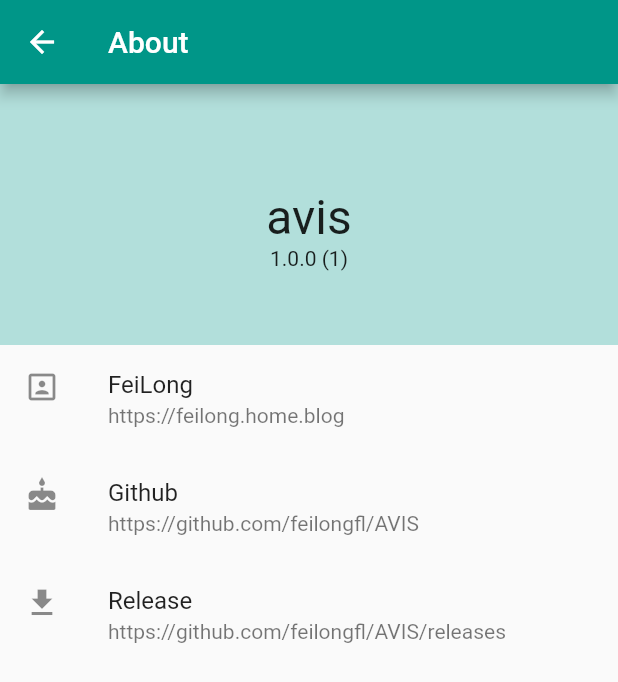
After one commit to feilongfl/AVIS, a Flutter app: the AboutPage screen opened by its route, after a tap on "Github", on a phone screen of 412 x 824 dp. The commit adds this screen. Shown: the top 682 px of the screen. Run offline on Flutter 3.47's test engine with Material 2 defaults, Android fonts, the phone set to English and light mode, and no system bars; our stand-ins replace flutter_cache_manager, mvc_pattern, package_info; missing offline and left inert: flutter_advanced_networkimage, simple_gravatar; statements that could not run were skipped.

Commit message:
aboutpage

```diff
--- a/lib/MyApp.dart
+++ b/lib/MyApp.dart
@@ -4,6 +4,7 @@ import 'package:mvc_pattern/mvc_pattern.dart';
 
 import 'common/AppShareData.dart';
 import 'media/Media.dart';
+import 'ui/view/AboutPage.dart';
 import 'ui/view/MediaInfoPage.dart';
 import 'ui/view/MediaViewPage.dart';
 import 'ui/view/SearchPage.dart';
@@ -38,6 +39,7 @@ class MyAppController extends ControllerMVC {
   final Map<String, WidgetBuilder> _routes = {
     AppRoutes.Home: (BuildContext context) => HomePage(),
     AppRoutes.Search: (BuildContext context) => SearchPage(),
+    AppRoutes.About: (BuildContext context) => AboutPage(),
   };
 
   Route<dynamic> _unknowRoute(RouteSettings settings) {
--- a/lib/common/AppShareData.dart
+++ b/lib/common/AppShareData.dart
@@ -1,3 +1,5 @@
+import 'package:url_launcher/url_launcher.dart';
+
 import '../media/Media.dart';
 import '../parse/Parse.dart';
 import 'AppEnums.dart';
@@ -5,6 +7,12 @@ import 'AppEnums.dart';
 class AppShareData {
   static const String AppName = "AVIS";
   static const String defaultKeywords = "UnknowKeywords";
+
+  static const String FEILONG = "FeiLong";
+  static const String FEILONGBLOG = "https://feilong.home.blog";
+  static const String GITHUB = "https://github.com/feilongfl/AVIS";
+  static const String GITHUBRELEASE = "$GITHUB/releases";
+
 
   static const String finishTip_isFin = "Finish";
   static const String finishTip_notFin = "not Finish";
@@ -37,6 +45,14 @@ class AppRoutes {
   static const String MediaViewArg_Media = "media";
   static const String MediaViewArg_EposideId = "eposide";
   static const String MediaViewArg_ChapterId = "chapter";
+
+  static LaunchURL(String url) async {
+    if (await canLaunch(url)) {
+      await launch(url);
+    } else {
+      throw 'Could not launch $url';
+    }
+  }
 }
 
 class HttpUserAgent {
--- /dev/null
+++ b/lib/ui/view/AboutPage.dart
@@ -0,0 +1,65 @@
+import 'package:flutter/material.dart';
+import 'package:package_info/package_info.dart';
+
+import '../../common/AppShareData.dart';
+
+class AboutPage extends StatelessWidget {
+  @override
+  Widget build(BuildContext context) {
+    // TODO: implement build
+    return Scaffold(
+      appBar: AppBar(
+        title: Text("About"),
+      ),
+      body: FutureBuilder(
+        future: PackageInfo.fromPlatform(),
+        builder: (context, snapshot) {
+          return ListView(
+            children: <Widget>[
+              Container(
+                color: Theme.of(context).primaryColorLight,
+                padding:
+                    MediaQuery.of(context).orientation == Orientation.landscape
+                        ? EdgeInsets.only(top: 30, bottom: 20)
+                        : EdgeInsets.only(top: 70, bottom: 50),
+                child: Center(
+                  child: (!snapshot.hasData)
+                      ? CircularProgressIndicator()
+                      : Column(
+                          mainAxisAlignment: MainAxisAlignment.center,
+                          children: <Widget>[
+                            Text(
+                              snapshot.data.appName,
+                              style: TextStyle(fontSize: 32),
+                            ),
+                            Text(
+                                '${snapshot.data.version} (${snapshot.data.buildNumber})'),
+                          ],
+                        ),
+                ),
+              ),
+              ListTile(
+                onTap: () => AppRoutes.LaunchURL(AppShareData.FEILONGBLOG),
+                title: Text(AppShareData.FEILONG),
+                subtitle: Text(AppShareData.FEILONGBLOG),
+                leading: Icon(Icons.portrait),
+              ),
+              ListTile(
+                onTap: () => AppRoutes.LaunchURL(AppShareData.GITHUB),
+                title: Text("Github"),
+                subtitle: Text(AppShareData.GITHUB),
+                leading: Icon(Icons.cake),
+              ),
+              ListTile(
+                onTap: () => AppRoutes.LaunchURL(AppShareData.GITHUBRELEASE),
+                title: Text("Release"),
+                subtitle: Text(AppShareData.GITHUBRELEASE),
+                leading: Icon(Icons.file_download),
+              ),
+            ],
+          );
+        },
+      ),
+    );
+  }
+}
--- a/pubspec.yaml
+++ b/pubspec.yaml
@@ -31,6 +31,8 @@ dependencies:
   cached_network_image: 0.7.0
   flutter_advanced_networkimage: 0.4.15
   uuid: 2.0.0
+  package_info: 0.4.0
+  url_launcher: 5.0.2
 
 dev_dependencies:
   flutter_test:
```
Also changed, not shown: pubspec.lock.
